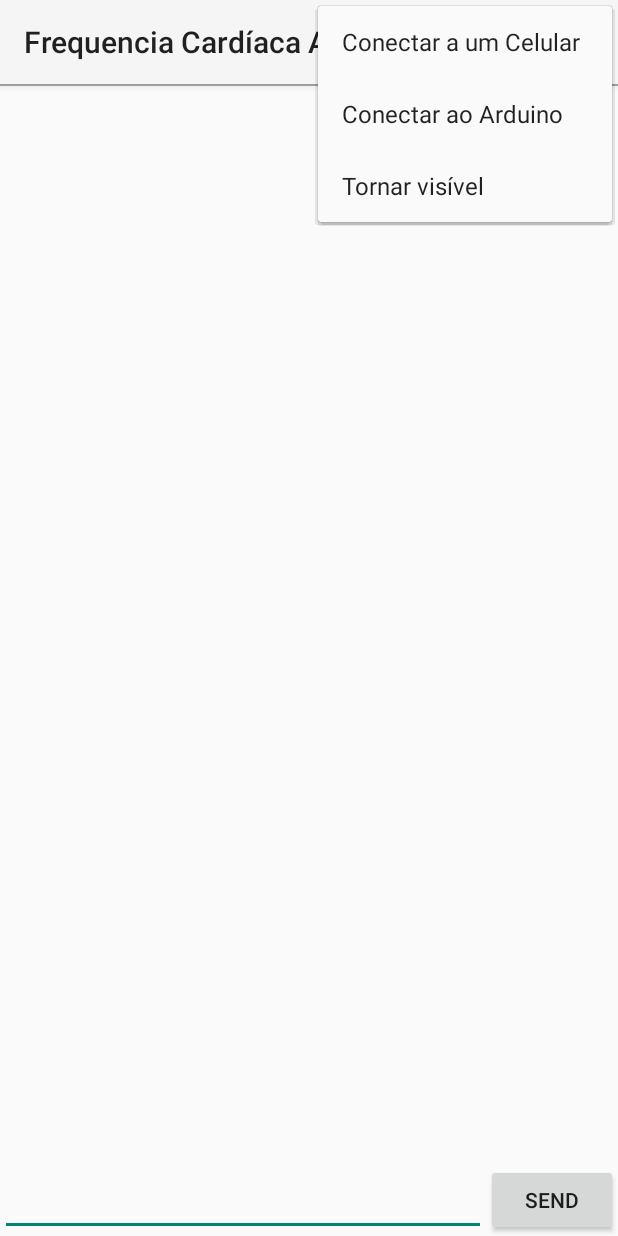
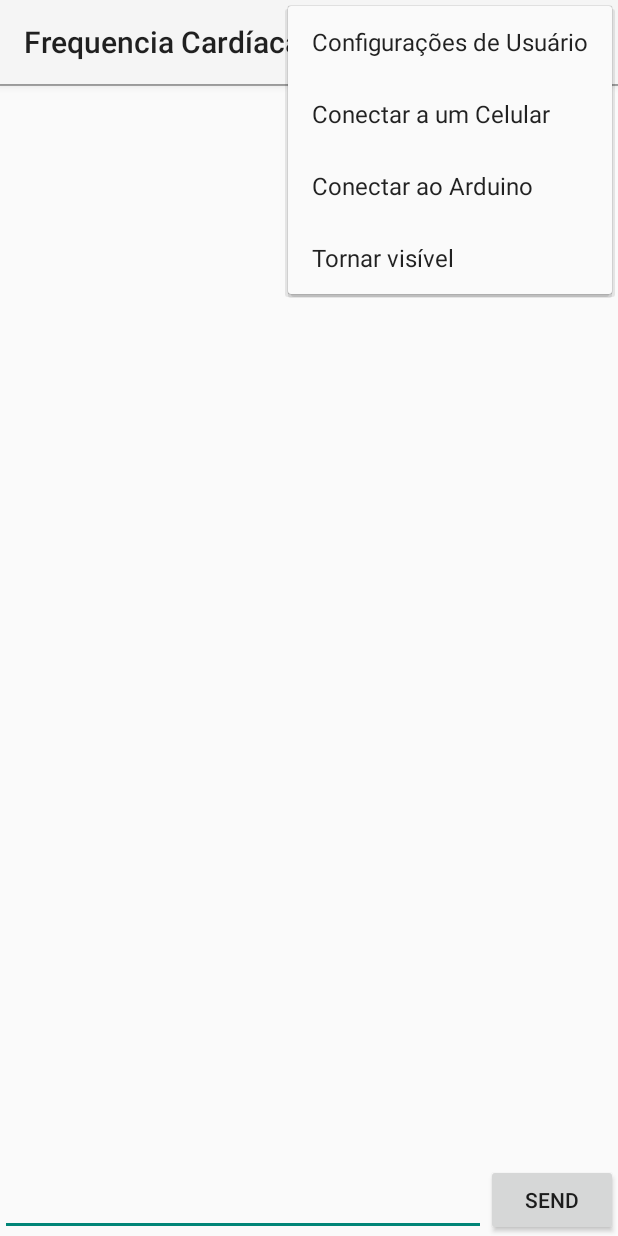
Before and after one commit to Anna-V-Araujo/PPO-Frequencia-Cardiaca, an Android app: the screen it shows after launch (MainActivity), with the options menu open, on a phone screen of 412 x 824 dp. Run offline under Robolectric (Android 15) with nearby library versions, the phone set to English and light mode, and no system bars.

Commit message:
Adicionado o ícone de Configurações de Usuário

```diff
--- a/Android/TesteBluetoothChat/Application/src/main/res/menu/bluetooth_chat.xml
+++ b/Android/TesteBluetoothChat/Application/src/main/res/menu/bluetooth_chat.xml
@@ -13,12 +13,19 @@
      See the License for the specific language governing permissions and
      limitations under the License.
 -->
-<menu xmlns:android="http://schemas.android.com/apk/res/android">
+<menu xmlns:app="http://schemas.android.com/apk/res-auto"
+    xmlns:android="http://schemas.android.com/apk/res/android">
 
+    <group android:id="@+id/usuario_Settings" >
+        <item
+            android:title="Configurações de Usuário"/>
+    </group>
+
+    <group android:id="@+id/bluetooth_Settings">
         <item
             android:id="@+id/secure_connect_scan"
             android:icon="@drawable/ic_action_device_access_bluetooth_searching"
-        android:title="@string/secure_connect"/>
+            android:title="@string/secure_connect" />
 
         <item
             android:id="@+id/insecure_connect_scan"
@@ -28,4 +35,6 @@
             android:id="@+id/discoverable"
             android:title="@string/discoverable"/>
 
+    </group>
+
 </menu>
```
Lines whose indentation alone changed are shown as unchanged.
